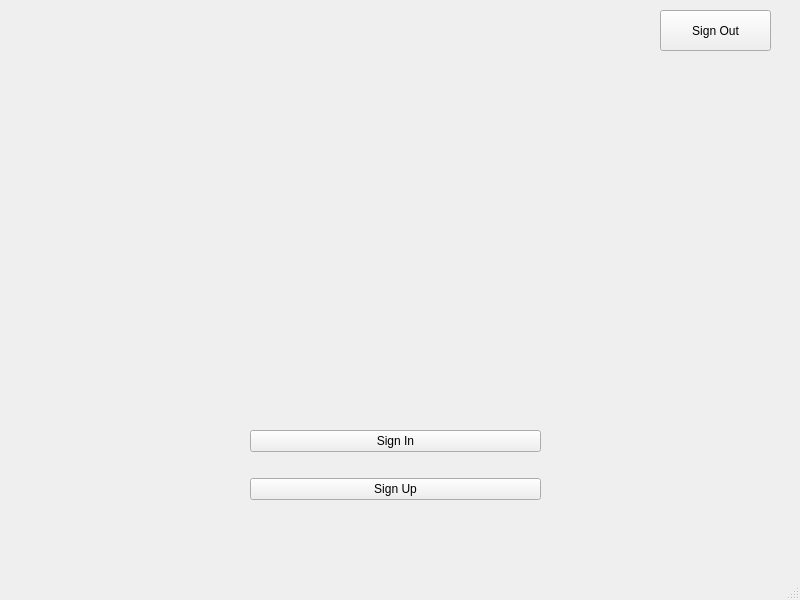
Old version of the form View/mainwindow.ui in the repository maybeIllchangeitlater/SimpleStockExchange.
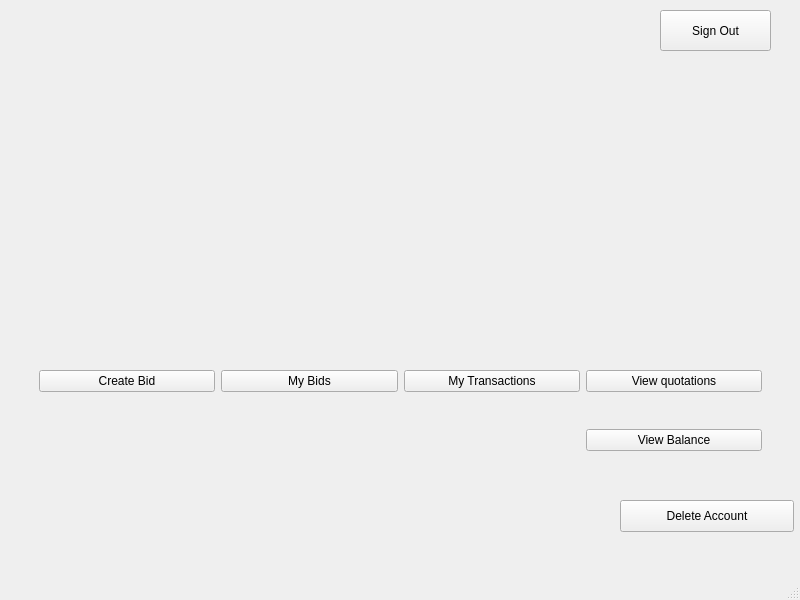
New version of the form.

Commit message: view bids, cancel bids, create bids. issue with reading long jsons

Diff of the .ui file:
```diff
--- a/View/mainwindow.ui
+++ b/View/mainwindow.ui
@@ -20,32 +20,6 @@
    <string>MainWindow</string>
   </property>
   <widget class="QWidget" name="centralwidget">
-   <widget class="QWidget" name="gridLayoutWidget">
-    <property name="geometry">
-     <rect>
-      <x>250</x>
-      <y>410</y>
-      <width>291</width>
-      <height>111</height>
-     </rect>
-    </property>
-    <layout class="QGridLayout" name="gridLayout">
-     <item row="0" column="0">
-      <widget class="QPushButton" name="Login">
-       <property name="text">
-        <string>Sign In</string>
-       </property>
-      </widget>
-     </item>
-     <item row="1" column="0">
-      <widget class="QPushButton" name="Register">
-       <property name="text">
-        <string>Sign Up</string>
-       </property>
-      </widget>
-     </item>
-    </layout>
-   </widget>
    <widget class="QLabel" name="ServerMessageInitScreen">
     <property name="geometry">
      <rect>
@@ -80,6 +54,112 @@
      <string>Sign Out</string>
     </property>
    </widget>
+   <widget class="QLabel" name="LoggedAs">
+    <property name="geometry">
+     <rect>
+      <x>20</x>
+      <y>10</y>
+      <width>221</width>
+      <height>31</height>
+     </rect>
+    </property>
+    <property name="text">
+     <string/>
+    </property>
+   </widget>
+   <widget class="QStackedWidget" name="layoutwidget">
+    <property name="geometry">
+     <rect>
+      <x>30</x>
+      <y>330</y>
+      <width>741</width>
+      <height>161</height>
+     </rect>
+    </property>
+    <property name="currentIndex">
+     <number>1</number>
+    </property>
+    <widget class="QWidget" name="page">
+     <widget class="QWidget" name="gridLayoutWidget">
+      <property name="geometry">
+       <rect>
+        <x>230</x>
+        <y>50</y>
+        <width>291</width>
+        <height>111</height>
+       </rect>
+      </property>
+      <layout class="QGridLayout" name="NotLoggedLayout">
+       <item row="2" column="0">
+        <widget class="QPushButton" name="Register">
+         <property name="text">
+          <string>Sign Up</string>
+         </property>
+        </widget>
+       </item>
+       <item row="1" column="0">
+        <widget class="QPushButton" name="Login">
+         <property name="text">
+          <string>Sign In</string>
+         </property>
+        </widget>
+       </item>
+      </layout>
+     </widget>
+    </widget>
+    <widget class="QWidget" name="gridStackedWidget_2Page1">
+     <layout class="QGridLayout" name="LoggedLayout">
+      <item row="0" column="0">
+       <widget class="QPushButton" name="CreateBid">
+        <property name="text">
+         <string>Create Bid</string>
+        </property>
+       </widget>
+      </item>
+      <item row="0" column="2">
+       <widget class="QPushButton" name="Transactions">
+        <property name="text">
+         <string>My Transactions</string>
+        </property>
+       </widget>
+      </item>
+      <item row="0" column="1">
+       <widget class="QPushButton" name="Bids">
+        <property name="text">
+         <string>My Bids</string>
+        </property>
+       </widget>
+      </item>
+      <item row="0" column="3">
+       <widget class="QPushButton" name="Quotations">
+        <property name="text">
+         <string>View quotations</string>
+        </property>
+       </widget>
+      </item>
+      <item row="1" column="3">
+       <widget class="QPushButton" name="Balance">
+        <property name="text">
+         <string>View Balance</string>
+        </property>
+       </widget>
+      </item>
+     </layout>
+    </widget>
+   </widget>
+   <widget class="QPushButton" name="DeleteMe">
+    <property name="geometry">
+     <rect>
+      <x>620</x>
+      <y>500</y>
+      <width>174</width>
+      <height>32</height>
+     </rect>
+    </property>
+    <property name="text">
+     <string>Delete Account</string>
+    </property>
+   </widget>
   </widget>
   <widget class="QMenuBar" name="menubar">
    <property name="geometry">
```
The commit also changes 30 other files.
